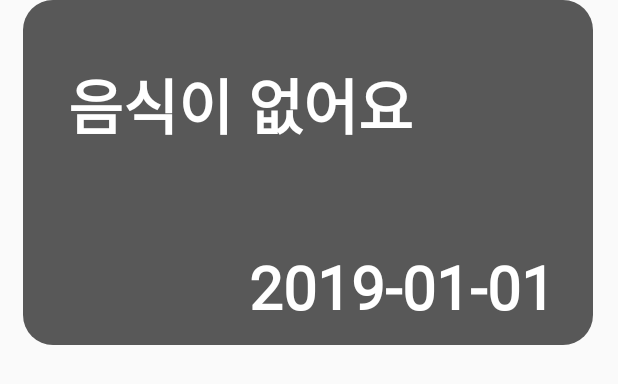
After one commit to utturi/AndoridProject, an Android app: the layout main_page.xml on its own in the app's theme, with its tools: preview values and no code run, on a phone screen of 412 x 824 dp. The commit adds this screen. Shown: the top 384 px of the screen. Run offline under Robolectric (Android 15) with nearby library versions, the phone set to English and light mode, and no system bars.

Commit message:
11.17 업데이트 - 메인버튼 ViewPager로 변경 - D-day 기능구성 - 체크박스 색상변경 - 화면 세로 고정 manifest추가 - 기타 불필요한 코드 정리

```diff
--- a/app/build.gradle
+++ b/app/build.gradle
@@ -23,6 +23,7 @@ dependencies {
     implementation fileTree(dir: 'libs', include: ['*.jar'])
     implementation 'androidx.appcompat:appcompat:1.0.2'
     implementation 'androidx.constraintlayout:constraintlayout:1.1.3'
+    implementation 'me.relex:circleindicator:1.2.2'
     testImplementation 'junit:junit:4.12'
     androidTestImplementation 'androidx.test:runner:1.1.1'
 }
--- a/app/src/main/AndroidManifest.xml
+++ b/app/src/main/AndroidManifest.xml
@@ -12,9 +12,11 @@
         android:supportsRtl="true"
         android:theme="@style/AppTheme">
         <activity
+            android:screenOrientation="portrait"
             android:name=".SubmainActivity"
             android:theme="@style/MyTheme" />
         <activity
+            android:screenOrientation="portrait"
             android:name=".MainActivity"
             android:theme="@style/MyTheme">
             <intent-filter>
--- /dev/null
+++ b/app/src/main/res/drawable/black_radius.xml
@@ -0,0 +1,6 @@
+<?xml version="1.0" encoding="utf-8"?>
+<shape xmlns:android="http://schemas.android.com/apk/res/android"
+    android:shape="oval">
+    <solid
+        android:color="@android:color/black"/>
+</shape>
--- /dev/null
+++ b/app/src/main/res/layout/main_page.xml
@@ -0,0 +1,44 @@
+<?xml version="1.0" encoding="utf-8"?>
+<LinearLayout xmlns:android="http://schemas.android.com/apk/res/android"
+    android:id="@+id/layout"
+    android:orientation="vertical"
+    android:layout_width="380dp"
+    android:layout_height="230dp"
+    android:layout_marginLeft="15dp"
+    android:background="@drawable/main_button">
+
+    <TextView
+        android:id="@+id/main_text"
+        android:layout_width="300dp"
+        android:layout_height="70dp"
+        android:gravity="left"
+        android:textColor="#ffff"
+        android:text="음식이 없어요"
+        android:clickable="true"
+        android:layout_marginTop="40dp"
+        android:layout_marginLeft="30dp"
+        android:textSize="40dp"
+        android:fontFamily="@font/happy_mid"
+        android:textStyle="bold" />
+    <TextView
+        android:id="@+id/d_day"
+        android:layout_width="wrap_content"
+        android:layout_height="wrap_content"
+        android:textSize="40dp"
+        android:textStyle="bold"
+        android:fontFamily="@font/happy_mid"
+        android:textColor="#ffff"
+        android:layout_gravity="right"
+        android:layout_marginRight="25dp"/>
+    <TextView
+        android:id="@+id/date"
+        android:layout_width="wrap_content"
+        android:layout_height="wrap_content"
+        android:text="2019-01-01"
+        android:textSize="40dp"
+        android:fontFamily="@font/happy_mid"
+        android:textStyle="bold"
+        android:textColor="#ffff"
+        android:layout_gravity="right"
+        android:layout_marginRight="25dp"/>
+</LinearLayout>
```
Also changed, not shown: app/src/main/java/com/example/andoridproject/Dday.java (added, +20 -0 lines), app/src/main/java/com/example/andoridproject/MainActivity.java (+52 -67 lines), app/src/main/java/com/example/andoridproject/MainPagerAdapter.java (added, +102 -0 lines), app/src/main/res/layout/activity_main.xml (+16 -13 lines), app/src/main/res/layout/item_layout.xml (+6 -1 lines).
